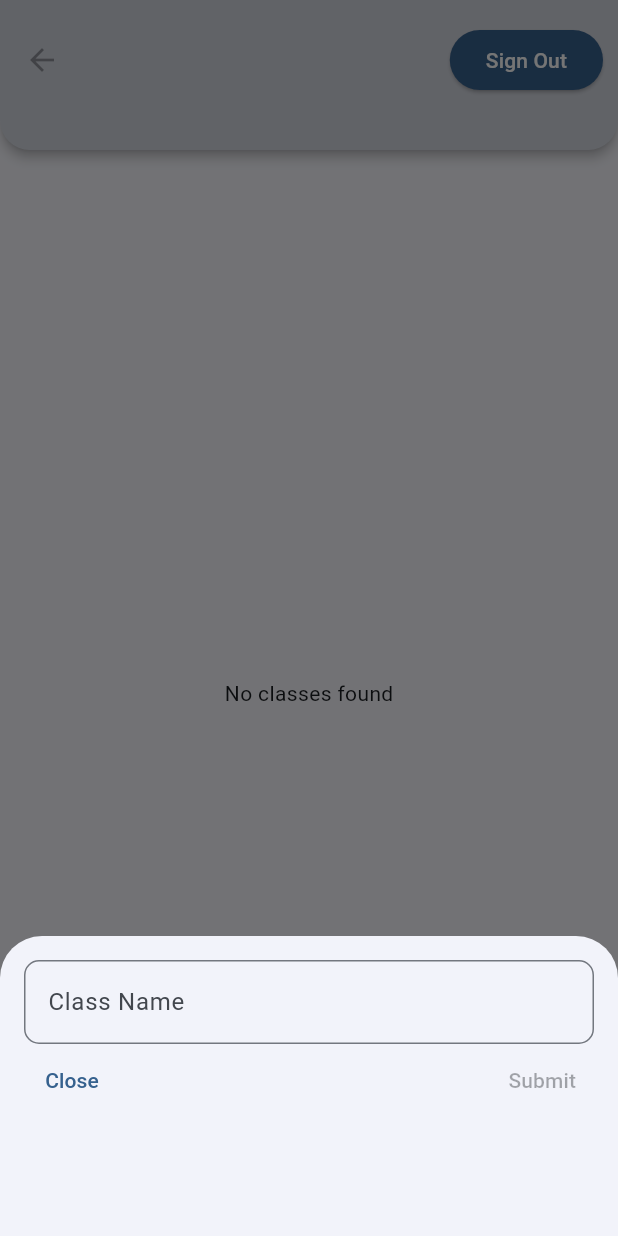
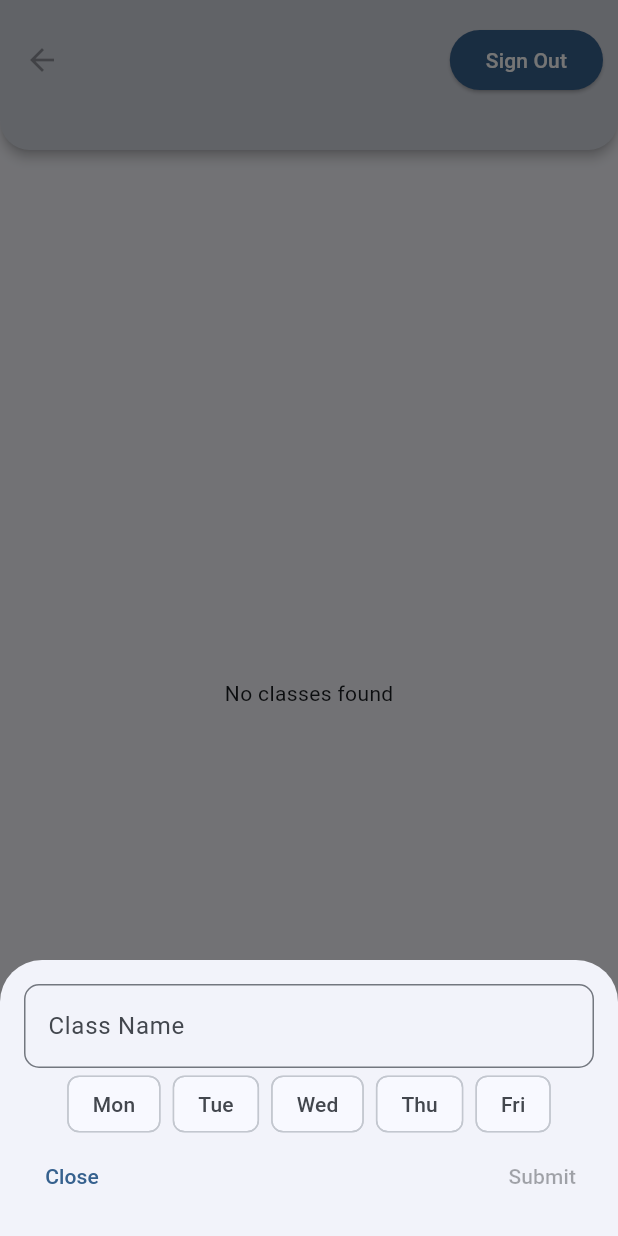
Before and after one commit to lachlk/school_role, a Flutter app: the screen it shows once a user with an empty profile is signed in, after a tap on the "add" icon, on a phone screen of 412 x 824 dp. Run offline on Flutter 3.47's test engine with Material 3 defaults, Android fonts, the phone set to English and light mode, and no system bars; our stand-ins replace cloud_firestore, dynamic_color, firebase_auth, firebase_core; missing offline and left inert: firebase_ui_auth, firebase_ui_oauth_google, flutter_draggable_gridview; accounts and stored records are empty; generated files the repository leaves out were written again.

Commit message:
Weekday selector feature

```diff
--- a/db.json
+++ b/db.json
@@ -9,7 +9,12 @@
             "name": "Math",
             "userID": [
                 "U1234"
-            ]
+            ],
+            "order": 0,
+            "schedule": {
+                "Mon": 1,
+                "Wed": 2
+            }
         }
     },
     "students": {
--- a/lib/services/class_service.dart
+++ b/lib/services/class_service.dart
@@ -17,7 +17,7 @@ class ClassService extends BaseDatabaseService {
   ).toList();
 }
 
-  Future<DocumentReference> addClass(String name) async {
+  Future<DocumentReference> addClass(String name, Map<String, int?> schedule) async {
     if (userId == null) {
       throw Exception("User not authenticated");
     }
@@ -28,6 +28,11 @@ class ClassService extends BaseDatabaseService {
       'name' : name,
       'userID': [userId],
       'order': existing.length,
+      'schedule' : Map.fromEntries(
+        schedule.entries
+          .where((e) => e.value != null)
+          .map((e) => MapEntry(e.key, e.value))
+      )
     };
 
     return addDocument('classes', data);
--- a/lib/widgets/class_bottom_sheet.dart
+++ b/lib/widgets/class_bottom_sheet.dart
@@ -1,5 +1,6 @@
 import 'package:flutter/material.dart';
 import 'package:school_role/services/class_service.dart';
+import 'package:school_role/widgets/weekday_selector.dart';
 
 class ClassBottomSheet extends StatelessWidget {
   const ClassBottomSheet({
@@ -17,11 +18,21 @@ class ClassBottomSheet extends StatelessWidget {
 
   @override
   Widget build(BuildContext context) {
-    return Container(
+    Map<String, int?> selectedDays = {
+      "Mon": null,
+      "Tue": null,
+      "Wed": null,
+      "Thu": null,
+      "Fri": null,
+    };
+    return Padding(
+      padding: EdgeInsets.only(
+        bottom: MediaQuery.of(context).viewInsets.bottom
+      ),
+      child: Container(
         padding: const EdgeInsets.all(16),
-      height: 200,
-      child: Column(
-        crossAxisAlignment: CrossAxisAlignment.start,
+        child: ListView(
+          shrinkWrap: true,
           children: <Widget>[
             TextField(
               controller: controller,
@@ -31,6 +42,12 @@ class ClassBottomSheet extends StatelessWidget {
                   borderRadius: BorderRadius.circular(10),
                 ),
               ),
+            ),
+            WeekdaySelector(
+              initialSelection: selectedDays,
+              onSelectedChanged: (days) {
+                selectedDays = days;
+              },
             ),
             Row(
               mainAxisAlignment: MainAxisAlignment.spaceBetween,
@@ -47,7 +64,11 @@ class ClassBottomSheet extends StatelessWidget {
                       onPressed: isEnabled
                         ? () async {
                             final name = controller.text.trim();
-                          await classService.addClass(name);
+                            final filteredDays = Map.fromEntries(
+                              selectedDays.entries.where((e) => e.value != null),
+                            );
+
+                            await classService.addClass(name, filteredDays);
                             onGetClasses();
                             Navigator.of(context).pop(true);
                           }
@@ -60,6 +81,7 @@ class ClassBottomSheet extends StatelessWidget {
             ),
           ],
         ),
+      ),
     );
   }
 }
--- /dev/null
+++ b/lib/widgets/weekday_selector.dart
@@ -0,0 +1,80 @@
+
+import 'package:flutter/material.dart';
+
+class WeekdaySelector extends StatefulWidget {
+  const WeekdaySelector({
+    super.key,
+    required this.initialSelection,
+    required this.onSelectedChanged,
+  });
+
+  final Map<String, int?> initialSelection;
+  final ValueChanged<Map<String, int?>> onSelectedChanged;
+
+  @override
+  State<WeekdaySelector> createState() => _WeekdaySelectorState();
+}
+
+class _WeekdaySelectorState extends State<WeekdaySelector> {
+  late Map<String, int?> days;
+
+  @override
+  void initState() {
+    super.initState();
+    days = widget.initialSelection;
+  }
+
+  void updateParent() {
+    widget.onSelectedChanged(days);
+  }
+
+  @override
+  Widget build(BuildContext context) {
+    return Column(
+      children: [
+        Wrap(
+          spacing: 8,
+          children: days.keys.map((day) {
+            return FilterChip(
+              label: Text(day),
+              selected: days[day] != null,
+              onSelected: (bool selected) {
+                setState(() {
+                  days[day] = selected ? 1 : null;
+                });
+                updateParent();
+              },
+            );
+          }).toList(),
+        ),
+        Column(
+          children: days.entries
+            .where((e) => e.value != null)
+            .map((e) => Padding(
+              padding: const EdgeInsets.symmetric(vertical: 4.0),
+              child: Row(
+                children: [
+                  Text('${e.key}: '),
+                  DropdownButton<int>(
+                    value: e.value,
+                    items: List.generate(3, (i) => i + 1)
+                      .map((period) => DropdownMenuItem(
+                        value: period,
+                        child: Text('Period $period'),
+                      )).toList(),
+                    onChanged: (value) {
+                      setState(() {
+                        days[e.key] = value;
+                      });
+                      updateParent();
+                    },
+                  ),
+                ],
+              ),
+            ),
+          ).toList(),
+        ),
+      ],
+    );
+  }
+}
```
Lines whose indentation alone changed are shown as unchanged.
